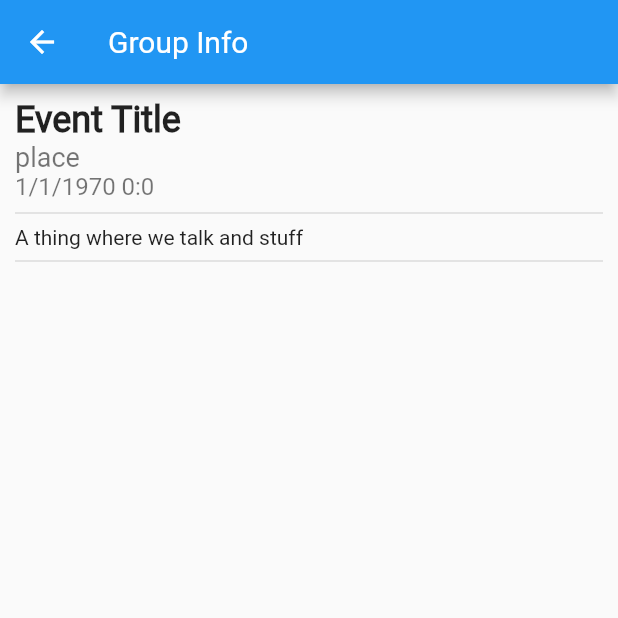
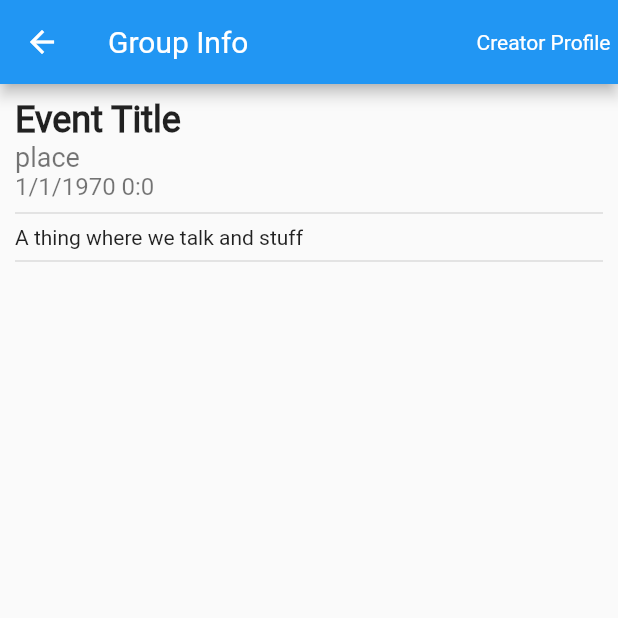
Before and after one commit to afonsoafonsoafonso/bird-chat, a Flutter app: the GroupInfoPage screen opened by its route, on a phone screen of 412 x 824 dp, the top half of it. Run offline on Flutter 3.47's test engine with Material 2 defaults, Android fonts, the phone set to English and light mode, and no system bars; network calls fail; statements that could not run were skipped.

Commit message:
goto creator profile button

```diff
--- a/bird_chat/lib/screens/GroupInfoPage.dart
+++ b/bird_chat/lib/screens/GroupInfoPage.dart
@@ -17,6 +17,20 @@ class GroupInfoPage extends StatelessWidget {
     return Scaffold(
       appBar: AppBar(
         title: Text("Group Info"),
+        actions: <Widget>[
+          Container(
+            margin: EdgeInsets.symmetric(horizontal: 5),
+            child: InkWell(
+              child: Column(
+                mainAxisAlignment: MainAxisAlignment.center,
+                children: <Widget>[
+                  Text("Creator Profile"),
+                ],
+              ),
+              onTap: (){},
+            ),
+          )
+        ],
       ),
       body: Container(
         padding: EdgeInsets.all(10),
```
